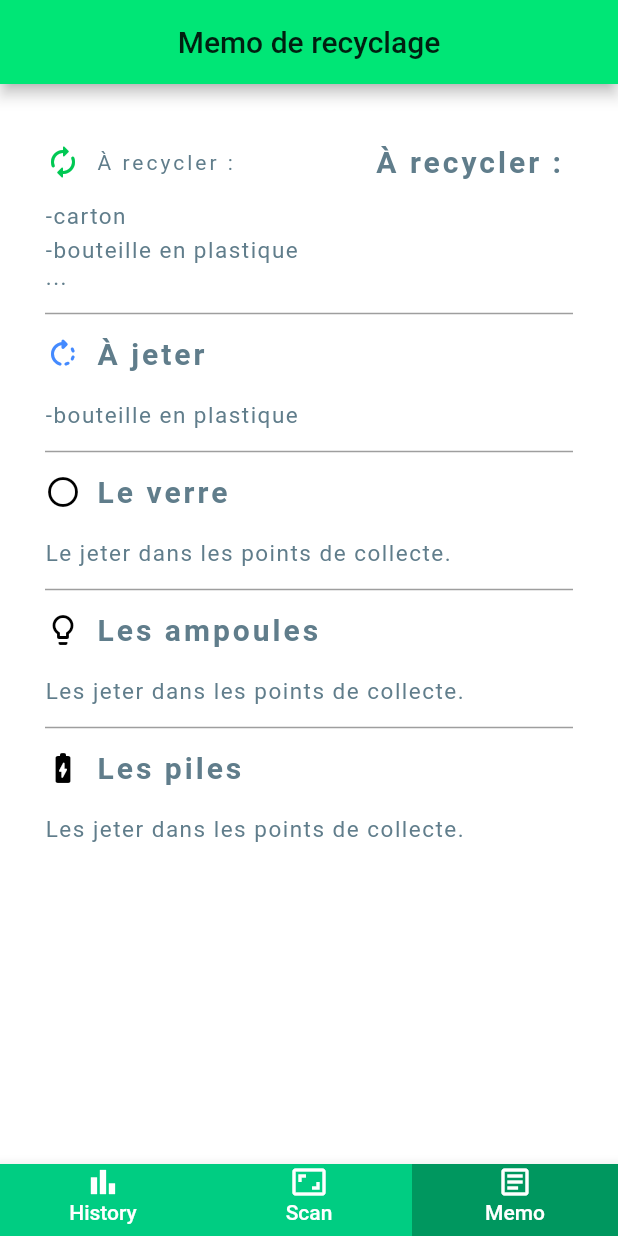
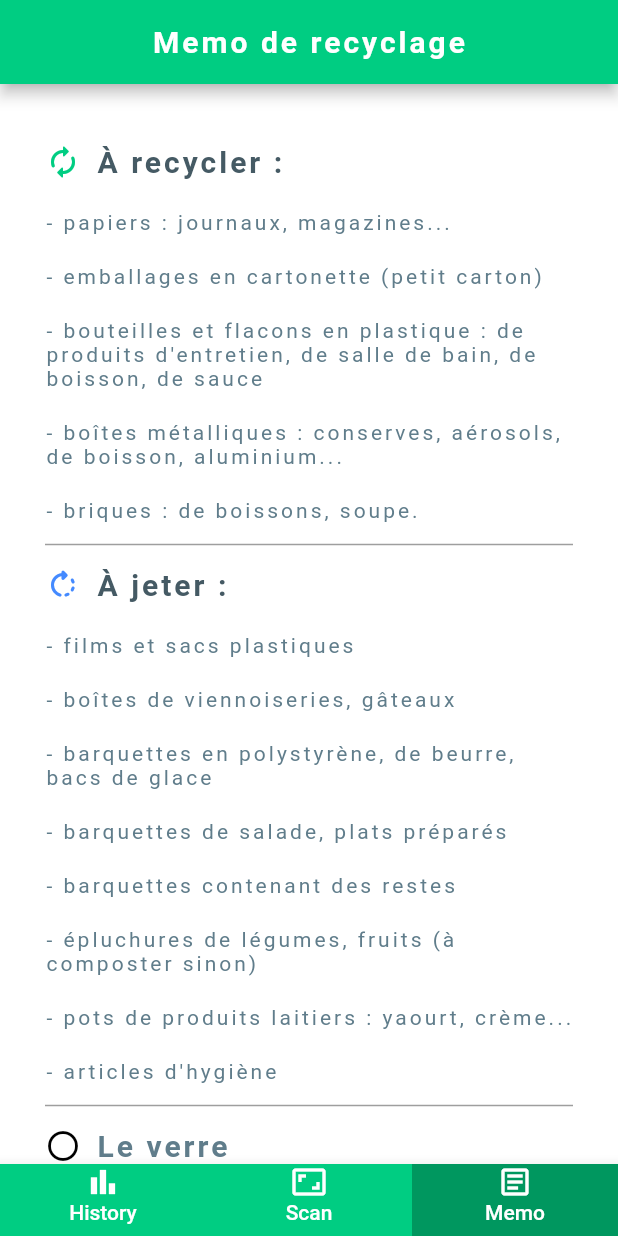
Before and after one commit to RenjiSann/eko-scan, a Flutter app: the screen it shows after launch, item 3 of the bottom bar chosen, on a phone screen of 412 x 824 dp. Run offline on Flutter 3.47's test engine with Material 2 defaults, Android fonts, the phone set to English and light mode, and no system bars; missing offline and left inert: flutter_barcode_scanner, openfoodfacts.

Commit message:
updated the memo with recycle and throw categories

```diff
--- a/lib/memo.dart
+++ b/lib/memo.dart
@@ -1,4 +1,5 @@
 import 'package:flutter/material.dart';
+import 'themes.dart';
 
 void main() => runApp(MaterialApp(home: Memo()));
 
@@ -8,9 +9,10 @@ class Memo extends StatelessWidget {
     return Scaffold(
       backgroundColor: Colors.white,
       appBar: AppBar(
-        title: Text('Memo de recyclage'),
+        title: Text('Memo de recyclage',
+        style: Theme.of(context).textTheme.headline2),
         centerTitle: true,
-        backgroundColor: Colors.greenAccent[400],
+        backgroundColor: EkoScanThemes.ekoGreen,
         //elevation: 0.0,
       ),
       body: SingleChildScrollView(
@@ -23,47 +25,47 @@ class Memo extends StatelessWidget {
                     children: [
                       Icon(
                         Icons.autorenew_rounded,
-                        color: Colors.greenAccent[700],
+                        color: EkoScanThemes.ekoGreen,
                       ),
                       SizedBox(
                         width: 10.0,
                       ),
                       Expanded(
                         child: Text('À recycler :',
-                            maxLines: 3,
-                            style: Theme.of(context).textTheme.bodyText1),
-                      ),
-                      Text(
-                        'À recycler : ',
-                        style: TextStyle(
-                            fontSize: 20.0,
-                            color: Colors.blueGrey,
-                            fontWeight: FontWeight.bold,
-                            letterSpacing: 2.0),
+                            style: Theme.of(context).textTheme.headline1),
                       ),
                     ],
                   ),
                   SizedBox(
-                    height: 15.0,
+                    height: 20.0,
                   ),
-                  Text('-carton',
-                      style: TextStyle(
-                          fontSize: 15.0,
-                          color: Colors.blueGrey,
-                          letterSpacing: 1.0)),
+                  Text('- papiers : journaux, magazines...',
+                      style: Theme.of(context).textTheme.bodyText1
+                  ),
                   SizedBox(
-                    height: 5.0,
+                    height: 20.0,
                   ),
-                  Text('-bouteille en plastique',
-                      style: TextStyle(
-                          fontSize: 15.0,
-                          color: Colors.blueGrey,
-                          letterSpacing: 1.0)),
-                  Text('...',
-                      style: TextStyle(
-                          fontSize: 15.0,
-                          color: Colors.blueGrey,
-                          letterSpacing: 1.0)),
+                  Text('- emballages en cartonette (petit carton)',
+                      style: Theme.of(context).textTheme.bodyText1
+                  ),
+                  SizedBox(
+                     height: 20.0,
+                  ),
+                  Text('- bouteilles et flacons en plastique : de produits d\'entretien, de salle de bain, de boisson, de sauce',
+                      style: Theme.of(context).textTheme.bodyText1
+                  ),
+                  SizedBox(
+                    height: 20.0,
+                  ),
+                  Text('- boîtes métalliques : conserves, aérosols, de boisson, aluminium...',
+                      style: Theme.of(context).textTheme.bodyText1
+                  ),
+                  SizedBox(
+                    height: 20.0,
+                  ),
+                  Text('- briques : de boissons, soupe.',
+                      style: Theme.of(context).textTheme.bodyText1
+                  ),
                   Divider(
                     height: 30.0,
                     color: Colors.grey,
@@ -78,22 +80,60 @@ class Memo extends StatelessWidget {
                       SizedBox(
                         width: 10.0,
                       ),
-                      Text('À jeter',
-                          style: TextStyle(
-                              color: Colors.blueGrey,
-                              fontSize: 20.0,
-                              letterSpacing: 2.0,
-                              fontWeight: FontWeight.bold)),
+                      Expanded(
+                        child: Text('À jeter :',
+                            style: Theme.of(context).textTheme.headline1),
+                      ),
                     ],
                   ),
                   SizedBox(
                     height: 20.0,
                   ),
-                  Text('-bouteille en plastique',
-                      style: TextStyle(
-                          fontSize: 15.0,
-                          color: Colors.blueGrey,
-                          letterSpacing: 1.0)),
+                  Text('- films et sacs plastiques',
+                      style: Theme.of(context).textTheme.bodyText1
+                  ),
+                  SizedBox(
+                    height: 20.0,
+                  ),
+                  Text('- boîtes de viennoiseries, gâteaux',
+                      style: Theme.of(context).textTheme.bodyText1
+                  ),
+                  SizedBox(
+                    height: 20.0,
+                  ),
+                  Text('- barquettes en polystyrène, de beurre, bacs de glace',
+                      style: Theme.of(context).textTheme.bodyText1
+                  ),
+                  SizedBox(
+                    height: 20.0,
+                  ),
+                  Text('- barquettes de salade, plats préparés',
+                      style: Theme.of(context).textTheme.bodyText1
+                  ),
+                  SizedBox(
+                    height: 20.0,
+                  ),
+                  Text('- barquettes contenant des restes',
+                      style: Theme.of(context).textTheme.bodyText1
+                  ),
+                  SizedBox(
+                    height: 20.0,
+                  ),
+                  Text('- épluchures de légumes, fruits (à composter sinon)',
+                      style: Theme.of(context).textTheme.bodyText1
+                  ),
+                  SizedBox(
+                    height: 20.0,
+                  ),
+                  Text('- pots de produits laitiers : yaourt, crème...',
+                      style: Theme.of(context).textTheme.bodyText1
+                  ),
+                  SizedBox(
+                    height: 20.0,
+                  ),
+                  Text('- articles d\'hygiène',
+                      style: Theme.of(context).textTheme.bodyText1
+                  ),
                   Divider(
                     height: 30.0,
                     color: Colors.grey,
```
